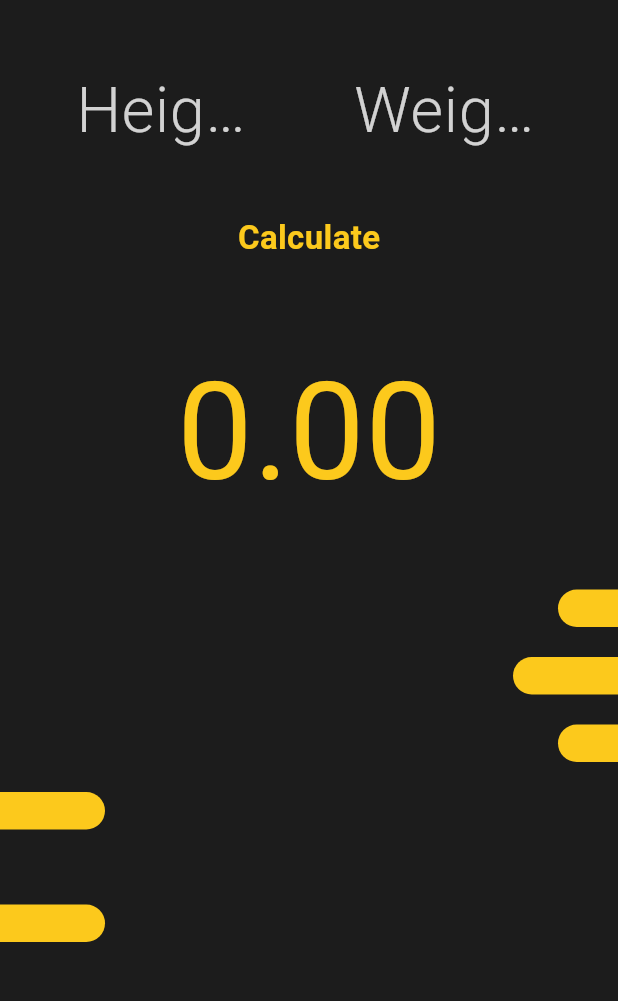
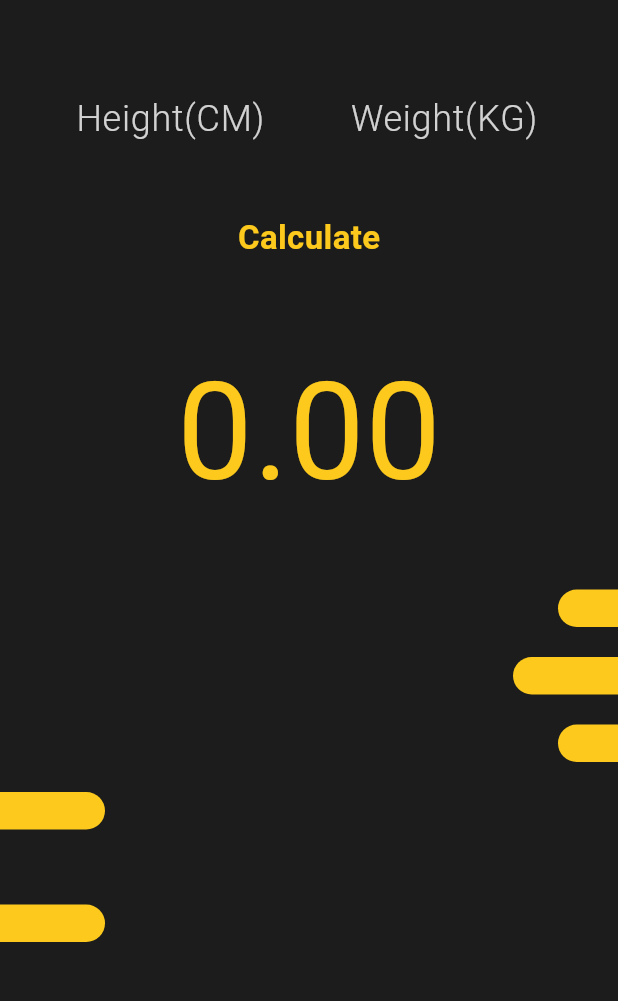
Before and after one commit to nikkhilpareek/BMI-Flutter, a Flutter app: the screen it shows after launch, on a phone screen of 412 x 824 dp, the part 63-1064 px from its top. Run offline on Flutter 3.47's test engine with Material 3 defaults, Android fonts, the phone set to English and light mode, and no system bars; our stand-ins replace device_preview, hexcolor.

Commit message:
minor text size fixes

```diff
--- a/lib/screens/home.dart
+++ b/lib/screens/home.dart
@@ -50,7 +50,7 @@ class _HomeScreenState extends State<HomeScreen> {
                         border: InputBorder.none,
                         hintText: "Height(CM)",
                         hintStyle: TextStyle(
-                            fontSize: 42,
+                            fontSize: 24,
                             fontWeight: FontWeight.w300,
                             // ignore: deprecated_member_use
                             color: Colors.white.withOpacity(.8)),
@@ -71,7 +71,7 @@ class _HomeScreenState extends State<HomeScreen> {
                         border: InputBorder.none,
                         hintText: "Weight(KG)",
                         hintStyle: TextStyle(
-                            fontSize: 42,
+                            fontSize: 24,
                             fontWeight: FontWeight.w300,
                             // ignore: deprecated_member_use
                             color: Colors.white.withOpacity(.8)),
```
